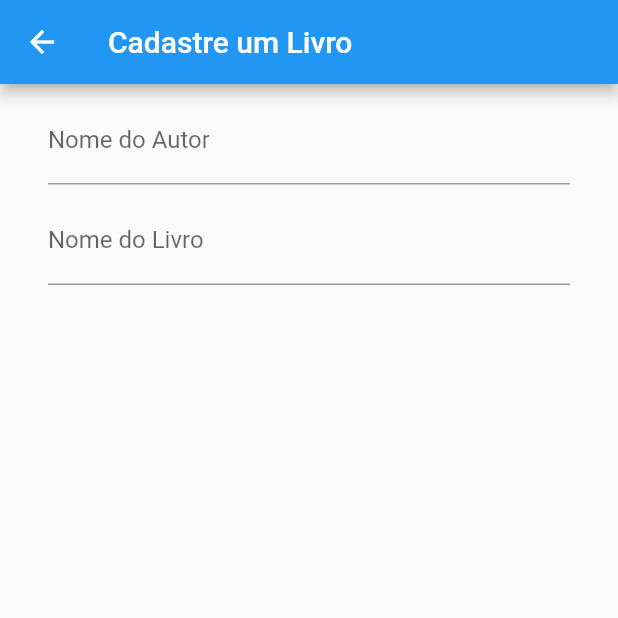
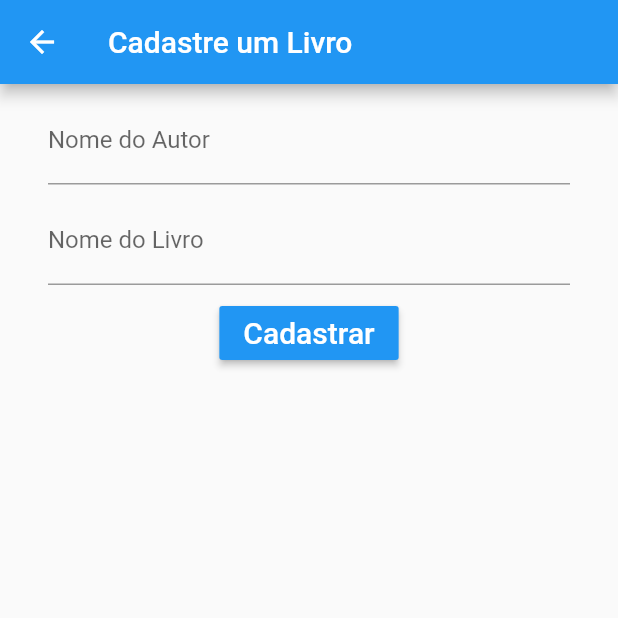
Before and after one commit to Leoxxid/onebitbook_client, a Flutter app: the RegisterBookScreen screen opened by its route, on a phone screen of 412 x 824 dp, the top half of it. Run offline on Flutter 3.47's test engine with Material 2 defaults, Android fonts, the phone set to English and light mode, and no system bars.

Commit message:
Feat: Criado botao de cadastrar

```diff
--- /dev/null
+++ b/lib/components/ButtonRegisterBookComponent.dart
@@ -0,0 +1,18 @@
+import 'package:flutter/material.dart';
+
+class ButtonRegisterBookComponent extends StatelessWidget {
+  final register = 'Cadastrar';
+
+  Widget build(BuildContext context) {
+    return Center(
+      child: RaisedButton(
+        onPressed: () {
+          // Chamar metodo Post
+        },
+        textColor: Colors.white,
+        color: Colors.blue,
+        child: Text(register, style: TextStyle(fontSize: 20)),
+      ),
+    );
+  }
+}
--- a/lib/screens/RegisterBookScreen.dart
+++ b/lib/screens/RegisterBookScreen.dart
@@ -1,5 +1,6 @@
 import 'package:flutter/material.dart';
 import 'package:onebitbook_client/components/InputComponent.dart';
+import 'package:onebitbook_client/components/ButtonRegisterBookComponent.dart';
 
 class RegisterBookScreen extends StatefulWidget {
   @override
@@ -31,7 +32,8 @@ class RegisterBookScreenState extends State<RegisterBookScreen> {
           child: Column(
             children: [
               InputComponent(typeTheNameOfAuthor, nameOfTheAuthor),
-              InputComponent(typeTheNameOfBook, nameOfTheBook)
+              InputComponent(typeTheNameOfBook, nameOfTheBook),
+              ButtonRegisterBookComponent()
             ],
           ),
         ),
```
